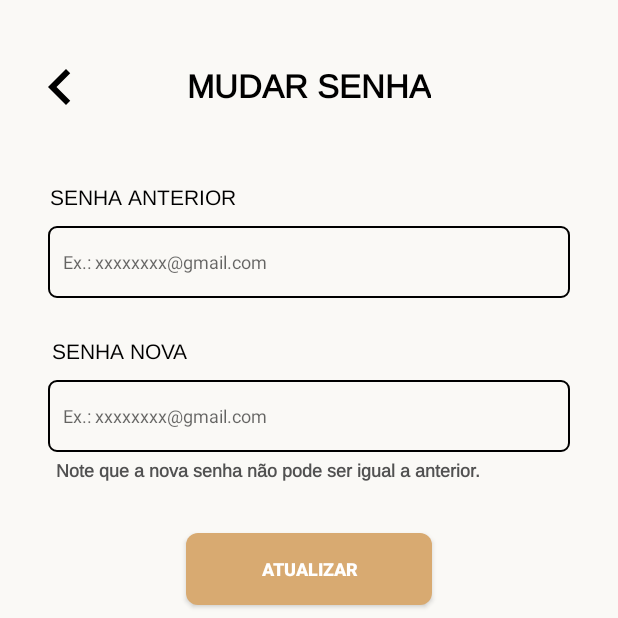
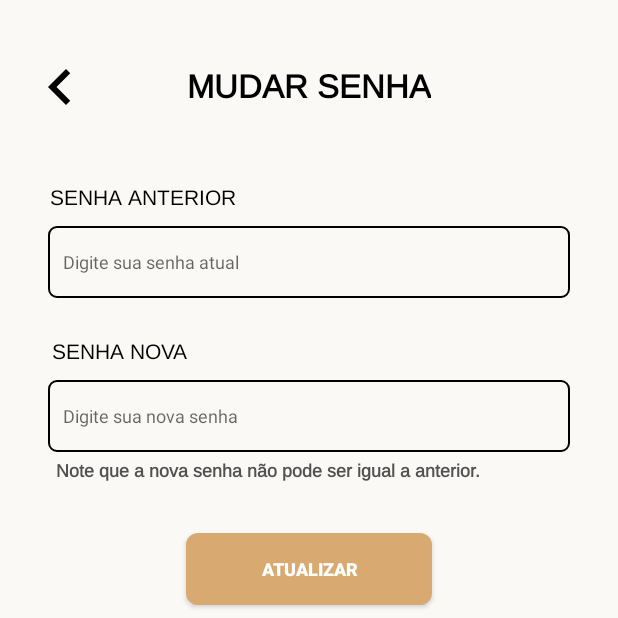
Before and after one commit to kyuven/MiAudote, an Android app: the Actv_EdtSenha screen opened directly, with no data from a screen before it, on a phone screen of 412 x 824 dp, the top half of it. Run offline under Robolectric (Android 15) with nearby library versions, the phone set to English and light mode, and no system bars; our stand-ins replace Firebase (no records; nobody signed in at launch, a user with empty details on screens opened directly).

Commit message:
Alteração de senha do Usuário - Concluído
Realizamos o processo que o usuário pode alterar sua senha no aplicativo.

```diff
--- a/app/src/main/java/com/example/miaudote/UserData/Actv_EdtDados.java
+++ b/app/src/main/java/com/example/miaudote/UserData/Actv_EdtDados.java
@@ -16,10 +16,14 @@ import com.example.miaudote.Fragments.Perfil_Fragment;
 import com.example.miaudote.R;
 import com.google.android.material.textfield.TextInputEditText;
 import com.google.firebase.auth.FirebaseAuth;
+import com.google.firebase.auth.FirebaseUser;
 
 public class Actv_EdtDados extends AppCompatActivity {
 
     FirebaseAuth mAuth;
+    FirebaseUser firebaseUser;
+    ImageView edt_fotoPerfil;
+    TextInputEditText edt_novoNome;
     AppCompatButton btnUploadFoto, btnAtualizarDados;
 
     @Override
@@ -28,6 +32,7 @@ public class Actv_EdtDados extends AppCompatActivity {
         setContentView(R.layout.activity_actv_edt_dados);
 
         mAuth = FirebaseAuth.getInstance();
+        firebaseUser = mAuth.getCurrentUser();
 
         TextInputEditText edtNovoNome = findViewById(R.id.edt_novoNome);
         ImageView fotoPerfil = findViewById(R.id.edt_fotoPerfil);
--- a/app/src/main/java/com/example/miaudote/UserData/Actv_EdtEmail.java
+++ b/app/src/main/java/com/example/miaudote/UserData/Actv_EdtEmail.java
@@ -45,6 +45,10 @@ public class Actv_EdtEmail extends AppCompatActivity {
         TextView txtEmailAntigo = findViewById(R.id.edt_emailAntigo);
         edtNovoEmail = findViewById(R.id.edt_novoEmail);
         edtSenha = findViewById(R.id.edt_emailSenha);
+
+        // Puxar o email antigo do usuário
+        strEmailAntigo = firebaseUser.getEmail();
+        txtEmailAntigo.setText(strEmailAntigo);
 
         btnAttEmail = findViewById(R.id.btnAttEmail);
         AppCompatImageButton btnBack = findViewById(R.id.btnEdtEmail_back);
--- a/app/src/main/java/com/example/miaudote/UserData/LoginIn_Activity.java
+++ b/app/src/main/java/com/example/miaudote/UserData/LoginIn_Activity.java
@@ -109,6 +109,9 @@ public class LoginIn_Activity extends AppCompatActivity {
         // Usuário não cadastrado
         btnCadastrar = findViewById(R.id.btn_semCadastro);
         btnCadastrar.setOnClickListener(v -> {
+            Intent i = new Intent(LoginIn_Activity.this, Register_Activity.class);
+            startActivity(i);
+            finish();
 
         });
 
@@ -134,7 +137,6 @@ public class LoginIn_Activity extends AppCompatActivity {
                                 @Override
                                 public void onComplete(@NonNull Task<AuthResult> task) {
                                     if (task.isSuccessful()){
-                                        //leonardo da a bundinha
                                         startActivity(new Intent(LoginIn_Activity.this, Main_Page.class));
                                     }else {
                                         String error = task.getException().getMessage();
--- a/app/src/main/res/layout/activity_actv_edt_senha.xml
+++ b/app/src/main/res/layout/activity_actv_edt_senha.xml
@@ -71,18 +71,18 @@
             android:id="@+id/edt_senhaAntiga"
             android:layout_width="348dp"
             android:layout_height="48dp"
+            android:layout_marginStart="24dp"
+
+            android:layout_marginTop="8dp"
+            android:layout_marginEnd="24dp"
             android:background="@drawable/edt_txt_design"
-
-            android:hint="@string/email_hint"
+            android:hint="Digite sua senha atual"
             android:imeOptions="actionNext"
             android:inputType="textEmailAddress"
+
             android:padding="10dp"
             android:textColor="#D86A6A6A"
             android:textSize="12sp"
-
-            android:layout_marginStart="24dp"
-            android:layout_marginEnd="24dp"
-            android:layout_marginTop="8dp"
             app:layout_constraintEnd_toEndOf="parent"
             app:layout_constraintStart_toStartOf="parent"
             app:layout_constraintTop_toBottomOf="@+id/txt_editar_senha" />
@@ -108,18 +108,18 @@
             android:id="@+id/edt_novaSenha"
             android:layout_width="348dp"
             android:layout_height="48dp"
+            android:layout_marginStart="24dp"
+
+            android:layout_marginTop="8dp"
+            android:layout_marginEnd="24dp"
             android:background="@drawable/edt_txt_design"
-
-            android:hint="@string/email_hint"
+            android:hint="Digite sua nova senha"
             android:imeOptions="actionNext"
             android:inputType="textEmailAddress"
+
             android:padding="10dp"
             android:textColor="#D86A6A6A"
             android:textSize="12sp"
-
-            android:layout_marginStart="24dp"
-            android:layout_marginEnd="24dp"
-            android:layout_marginTop="8dp"
             app:layout_constraintEnd_toEndOf="parent"
             app:layout_constraintStart_toStartOf="parent"
             app:layout_constraintTop_toBottomOf="@+id/txt_nova_senha" />
```
Also changed, not shown: app/src/main/java/com/example/miaudote/UserData/Actv_EdtSenha.java (+34 -28 lines).
